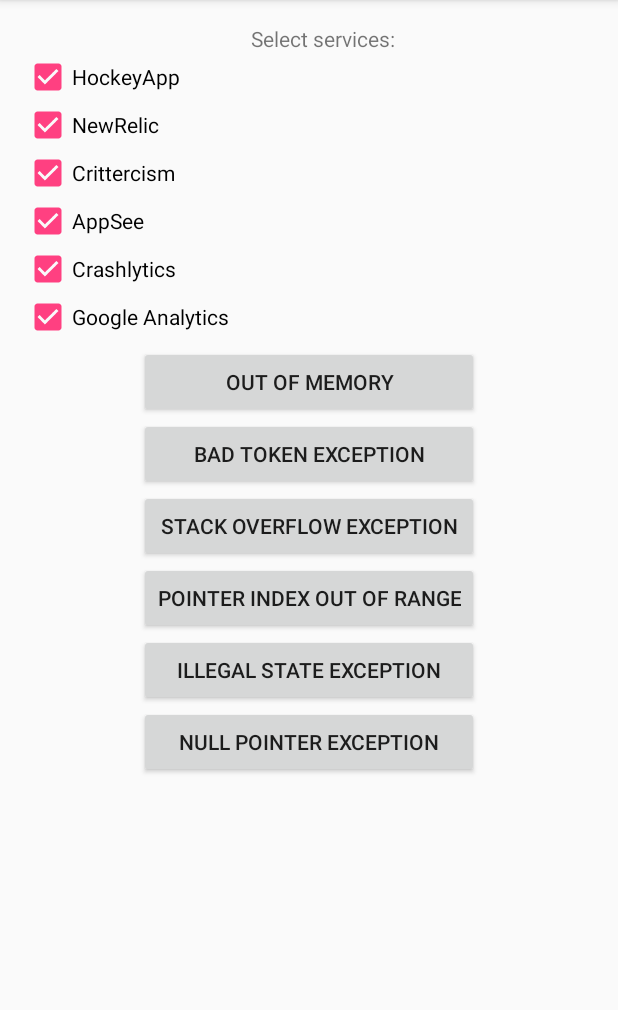
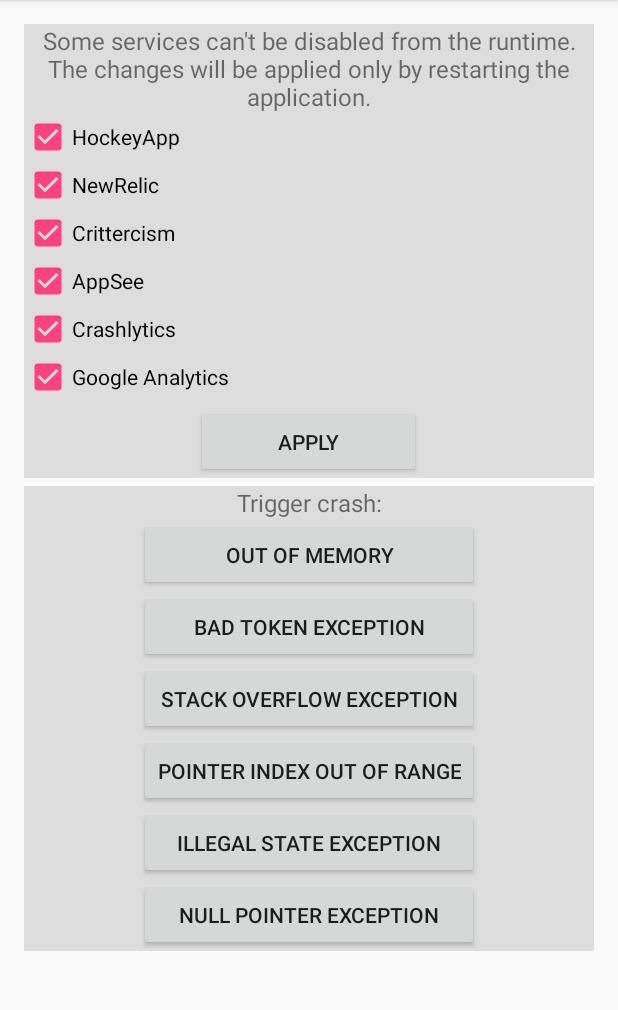
Before and after one commit to YK1007/crashdroid, an Android app: the screen it shows after launch (MainActivity), on a phone screen of 412 x 824 dp, the part 84-1094 px from its top. Run offline under Robolectric (Android 15) with nearby library versions, the phone set to English and light mode, and no system bars; our stand-ins replace ButterKnife; libraries missing offline, so code that uses them is left out: com.appsee, com.crashlytics.android, com.crittercism.app, com.google.android.gms, com.newrelic.agent and 1 more; 8 statements that could not run were skipped.

Commit message:
MA-2106 improve main activity layout.

```diff
--- a/app/src/main/res/layout/activity_main.xml
+++ b/app/src/main/res/layout/activity_main.xml
@@ -4,109 +4,135 @@
     xmlns:tools="http://schemas.android.com/tools"
     android:layout_width="match_parent"
     android:layout_height="match_parent"
+    android:orientation="vertical"
+    android:paddingBottom="@dimen/activity_vertical_margin"
     android:paddingLeft="@dimen/activity_horizontal_margin"
     android:paddingRight="@dimen/activity_horizontal_margin"
     android:paddingTop="@dimen/activity_vertical_margin"
-    android:paddingBottom="@dimen/activity_vertical_margin"
-    tools:context=".MainActivity"
-    android:orientation="vertical">
+    tools:context=".MainActivity">
 
-    <LinearLayout
-        android:orientation="vertical"
+    <ScrollView
         android:layout_width="match_parent"
-        android:layout_height="match_parent"
-        android:gravity="center_horizontal">
-
-        <TextView
-            android:text="@string/select_services"
-            android:layout_width="wrap_content"
-            android:layout_height="wrap_content"
-            android:layout_marginLeft="10dp"/>
+        android:layout_height="wrap_content"
+        >
 
         <LinearLayout
-            android:orientation="vertical"
             android:layout_width="match_parent"
-            android:layout_height="wrap_content"
-            android:id="@+id/servicesLayout"
-            android:layout_marginBottom="3dp"
-            android:gravity="center_horizontal">
-
-        </LinearLayout>
-
-        <ScrollView
-            android:layout_width="match_parent"
-            android:layout_height="wrap_content"
-            >
+            android:layout_height="match_parent"
+            android:gravity="center_horizontal"
+            android:orientation="vertical">
 
             <LinearLayout
                 android:orientation="vertical"
                 android:layout_width="match_parent"
-                android:layout_height="match_parent">
+                android:layout_height="match_parent"
+                android:background="#dddddd"
+                android:layout_marginBottom="5dp">
+
+                <TextView
+                    android:layout_width="wrap_content"
+                    android:layout_height="wrap_content"
+                    android:text="@string/apply_changes"
+                    android:gravity="center"
+                    android:textSize="16sp"/>
 
                 <LinearLayout
-                    android:orientation="vertical"
+                    android:id="@+id/servicesLayout"
+                    android:layout_width="match_parent"
+                    android:layout_height="wrap_content"
+                    android:layout_marginBottom="3dp"
+                    android:gravity="center_horizontal"
+                    android:orientation="vertical">
+
+                </LinearLayout>
+
+                <Button
+                    android:layout_width="wrap_content"
+                    android:layout_height="wrap_content"
+                    android:text="@string/apply"
+                    android:id="@+id/buttonApplyChanges"
+                    android:minWidth="150dp"
+                    android:layout_gravity="center"/>
+            </LinearLayout>
+
+            <LinearLayout
+                android:layout_width="match_parent"
+                android:layout_height="match_parent"
+                android:orientation="vertical"
+                android:background="#dddddd">
+
+                <TextView
+                    android:layout_width="match_parent"
+                    android:layout_height="wrap_content"
+                    android:text="@string/trigger_crash"
+                    android:gravity="center"
+                    android:textSize="16sp"/>
+
+                <LinearLayout
                     android:layout_width="wrap_content"
                     android:layout_height="match_parent"
-                    android:layout_gravity="center_horizontal">
+                    android:layout_gravity="center_horizontal"
+                    android:orientation="vertical">
 
                     <Button
+                        android:id="@+id/buttonOutOfMemory"
                         android:layout_width="match_parent"
                         android:layout_height="wrap_content"
-                        android:text="@string/throw_out_of_memory"
-                        android:id="@+id/buttonOutOfMemory"/>
+                        android:text="@string/throw_out_of_memory"/>
 
                     <Button
+                        android:id="@+id/buttonBadTokenException"
                         android:layout_width="match_parent"
                         android:layout_height="wrap_content"
-                        android:text="@string/throw_bad_token_exception"
-                        android:id="@+id/buttonBadTokenException"/>
+                        android:text="@string/throw_bad_token_exception"/>
 
                     <Button
+                        android:id="@+id/buttonStackOverflowError"
                         android:layout_width="match_parent"
                         android:layout_height="wrap_content"
-                        android:text="@string/throw_stack_overflow_exception"
-                        android:id="@+id/buttonStackOverflowError"/>
+                        android:text="@string/throw_stack_overflow_exception"/>
 
                     <com.namshi.crashdroid.view.CustomScrollView
                         android:layout_width="match_parent"
                         android:layout_height="wrap_content">
+
                         <Button
+                            android:id="@+id/buttonPointerIndexOutOfRange"
                             android:layout_width="wrap_content"
                             android:layout_height="wrap_content"
-                            android:text="@string/throw_pointer_index_out_of_range"
-                            android:id="@+id/buttonPointerIndexOutOfRange"/>
+                            android:text="@string/throw_pointer_index_out_of_range"/>
                     </com.namshi.crashdroid.view.CustomScrollView>
 
                     <Button
+                        android:id="@+id/buttonIllegalFragmentException"
                         android:layout_width="match_parent"
                         android:layout_height="wrap_content"
-                        android:text="@string/throw_illegal_state_exception"
-                        android:id="@+id/buttonIllegalFragmentException"/>
+                        android:text="@string/throw_illegal_state_exception"/>
 
                     <Button
+                        android:id="@+id/buttonNullPointerException"
                         android:layout_width="match_parent"
                         android:layout_height="wrap_content"
-                        android:text="@string/throw_null_pointer_exception"
-                        android:id="@+id/buttonNullPointerException"/>
+                        android:text="@string/throw_null_pointer_exception"/>
                 </LinearLayout>
 
             </LinearLayout>
-        </ScrollView>
-
-    </LinearLayout>
+        </LinearLayout>
+    </ScrollView>
 
     <FrameLayout
+        android:id="@+id/progressBarFrameLayout"
         android:layout_width="match_parent"
         android:layout_height="match_parent"
         android:background="#dddddddd"
-        android:id="@+id/progressBarFrameLayout"
         android:visibility="gone">
 
         <ProgressBar
+            android:id="@+id/progressBar"
             android:layout_width="wrap_content"
             android:layout_height="wrap_content"
-            android:id="@+id/progressBar"
             android:layout_gravity="center"/>
     </FrameLayout>
 
+
 </RelativeLayout>
--- a/app/src/main/res/values/strings.xml
+++ b/app/src/main/res/values/strings.xml
@@ -5,6 +5,8 @@
     <string name="new_relic">NewRelic</string>
     <string name="crittercism">Crittercism</string>
     <string name="app_see">AppSee</string>
+    <string name="apply">Apply</string>
+    <string name="apply_changes">Some services can\'t be disabled from the runtime. The changes will be applied only by restarting the application.</string>
     <string name="crashlytics">Crashlytics</string>
     <string name="google_analytics">Google Analytics</string>
     <string name="throw_out_of_memory">"Out Of Memory"</string>
@@ -13,4 +15,5 @@
     <string name="throw_pointer_index_out_of_range">"Pointer Index Out Of Range"</string>
     <string name="throw_illegal_state_exception">"Illegal State Exception"</string>
     <string name="throw_null_pointer_exception">"Null Pointer Exception"</string>
+    <string name="trigger_crash">Trigger crash:</string>
 </resources>
```
